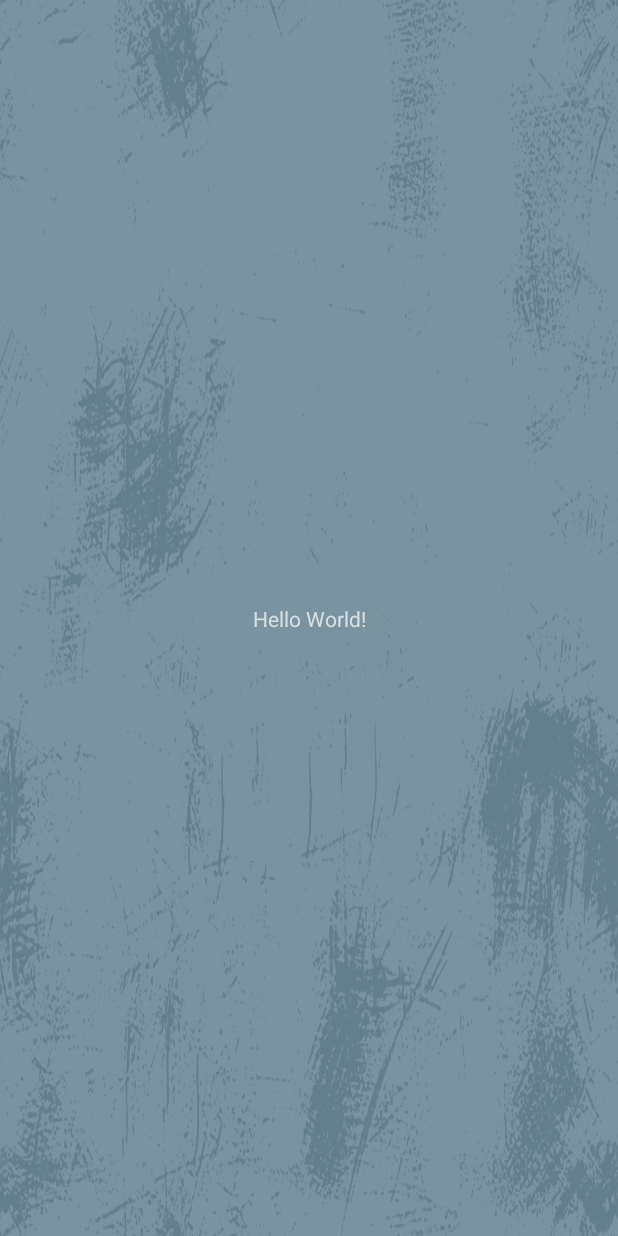
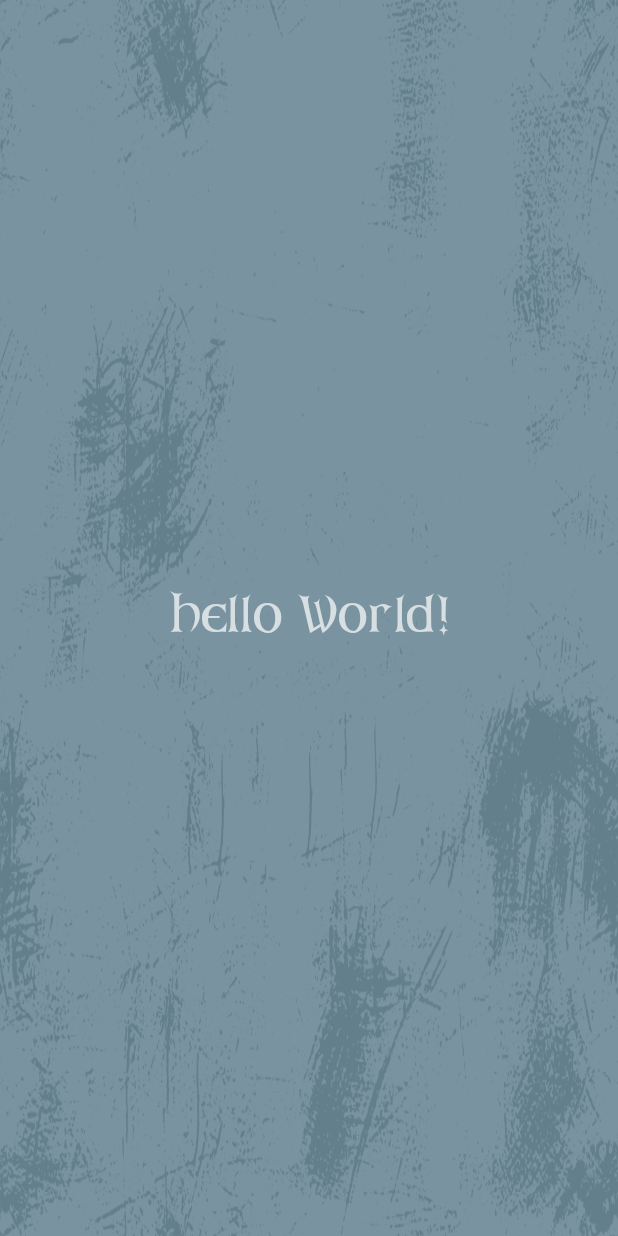
Before and after one commit to liweiyap/narradir-android, an Android app: the screen it shows after launch (MainActivity), on a phone screen of 412 x 824 dp. Run offline under Robolectric (Android 15) with nearby library versions, the light colour scheme and no system bars.

Commit message:
Add custom ARKHAM fonts

```diff
--- a/app/src/main/java/com/liweiyap/narradir/MainActivity.java
+++ b/app/src/main/java/com/liweiyap/narradir/MainActivity.java
@@ -1,10 +1,12 @@
 package com.liweiyap.narradir;
 
 import android.content.pm.ActivityInfo;
+import android.graphics.Typeface;
 import android.media.MediaPlayer;
 import android.os.Bundle;
 import android.view.View;
 import android.view.WindowManager;
+import android.widget.TextView;
 
 import androidx.appcompat.app.AppCompatActivity;
 
@@ -25,6 +27,10 @@ public class MainActivity extends AppCompatActivity {
         setContentView(R.layout.activity_main);
         setRequestedOrientation(ActivityInfo.SCREEN_ORIENTATION_PORTRAIT);
 
+        TextView textView = (TextView) findViewById(R.id.default_text);
+        textView.setTypeface(Typeface.createFromAsset(getAssets(), "Arkham_reg.TTF"));
+        textView.setTextSize(30);
+
         final MediaPlayer mp = MediaPlayer.create(this, R.raw.testwavenet);
         mp.start();
 //        mp.release();
--- a/app/src/main/res/layout/activity_main.xml
+++ b/app/src/main/res/layout/activity_main.xml
@@ -12,6 +12,7 @@
         android:layout_width="wrap_content"
         android:layout_height="wrap_content"
         android:text="Hello World!"
+        android:id="@+id/default_text"
         app:layout_constraintBottom_toBottomOf="parent"
         app:layout_constraintLeft_toLeftOf="parent"
         app:layout_constraintRight_toRightOf="parent"
```
Also changed, not shown: app/src/main/assets/Arkham_bold.TTF (added), app/src/main/assets/Arkham_reg.TTF (added), 6 other files.
